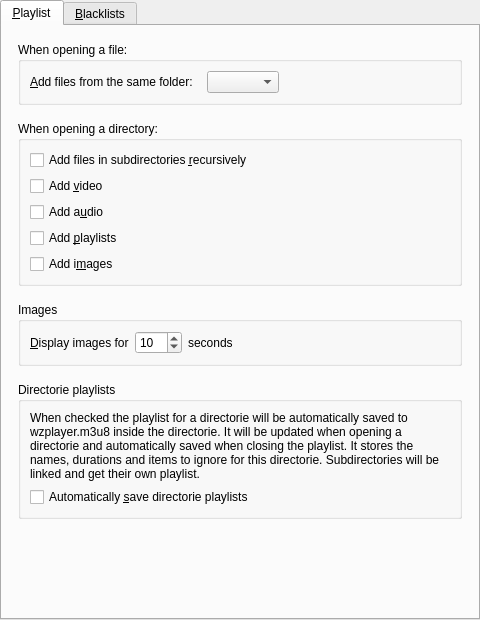
First picture: the form in src/gui/pref/playlistsection.ui, repository wilbert2000/wzplayer, before the edit.
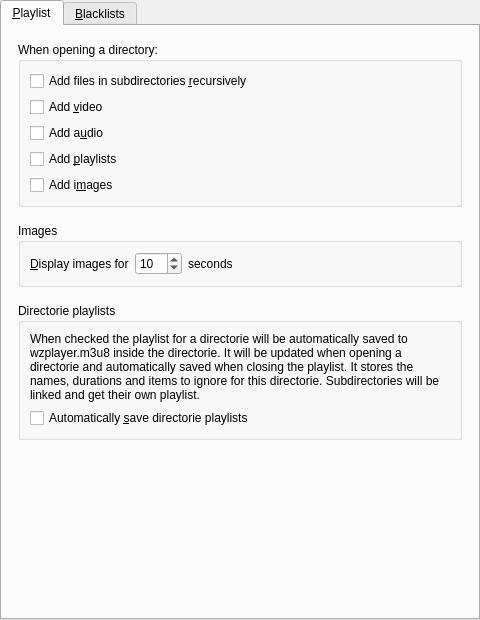
Second picture: the form after the edit.

The edit to the form file:
```diff
--- a/src/gui/pref/playlistsection.ui
+++ b/src/gui/pref/playlistsection.ui
@@ -33,63 +33,6 @@
        <property name="margin">
         <number>16</number>
        </property>
-       <item>
-        <widget class="QGroupBox" name="file_group">
-         <property name="minimumSize">
-          <size>
-           <width>0</width>
-           <height>32</height>
-          </size>
-         </property>
-         <property name="title">
-          <string>When opening a file:</string>
-         </property>
-         <property name="flat">
-          <bool>true</bool>
-         </property>
-         <layout class="QVBoxLayout" name="verticalLayout_22">
-          <item>
-           <layout class="QHBoxLayout" name="horizontalLayout">
-            <item>
-             <widget class="QLabel" name="media_to_add_label">
-              <property name="sizePolicy">
-               <sizepolicy hsizetype="Expanding" vsizetype="Preferred">
-                <horstretch>0</horstretch>
-                <verstretch>0</verstretch>
-               </sizepolicy>
-              </property>
-              <property name="text">
-               <string>&amp;Add files from the same folder:</string>
-              </property>
-              <property name="wordWrap">
-               <bool>false</bool>
-              </property>
-              <property name="buddy">
-               <cstring>media_to_add_combo</cstring>
-              </property>
-             </widget>
-            </item>
-            <item>
-             <widget class="QComboBox" name="media_to_add_combo"/>
-            </item>
-            <item>
-             <spacer name="horizontalSpacer">
-              <property name="orientation">
-               <enum>Qt::Horizontal</enum>
-              </property>
-              <property name="sizeHint" stdset="0">
-               <size>
-                <width>40</width>
-                <height>20</height>
-               </size>
-              </property>
-             </spacer>
-            </item>
-           </layout>
-          </item>
-         </layout>
-        </widget>
-       </item>
        <item>
         <widget class="QGroupBox" name="directory_group">
          <property name="title">
```
Left out of the diff: 1 changed line with no effect on the pictures.
